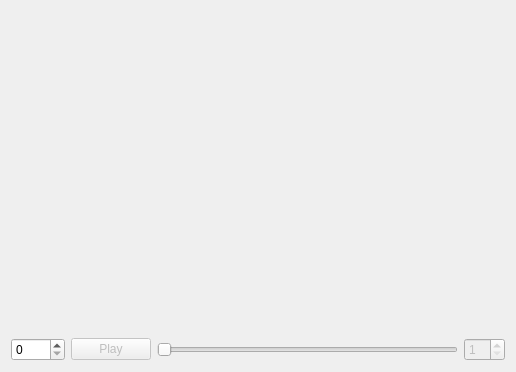
First picture: the form in src/lbaspriteviewer/lbaspriteplayer.ui, repository solarix95/lbaworld, before the edit.
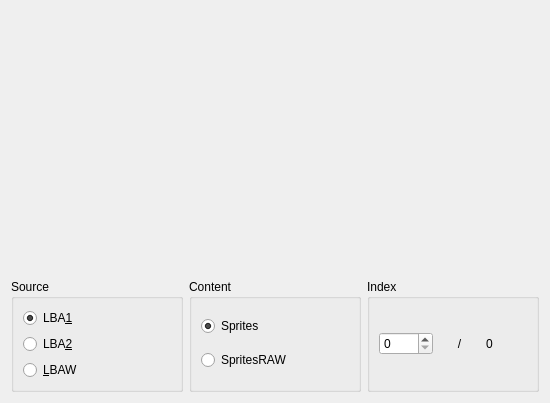
Second picture: the form after the edit.

Commit message: - Supporting LBA2-3D-Models: Vertices, Normals, Bones + Polygones - Supporting LBA2-Sprites

Patch:
```diff
--- a/src/lbaspriteviewer/lbaspriteplayer.ui
+++ b/src/lbaspriteviewer/lbaspriteplayer.ui
@@ -6,8 +6,8 @@
    <rect>
     <x>0</x>
     <y>0</y>
-    <width>516</width>
-    <height>372</height>
+    <width>550</width>
+    <height>403</height>
    </rect>
   </property>
   <property name="windowTitle">
@@ -36,49 +36,95 @@
    <item>
     <layout class="QHBoxLayout" name="horizontalLayout">
      <item>
-      <widget class="QSpinBox" name="spbIndex">
-       <property name="maximum">
-        <number>9999</number>
+      <widget class="QGroupBox" name="groupBox_2">
+       <property name="title">
+        <string>Source</string>
        </property>
+       <layout class="QVBoxLayout" name="verticalLayout_3">
+        <item>
+         <widget class="QRadioButton" name="btnLba1">
+          <property name="text">
+           <string>LBA&amp;1</string>
+          </property>
+          <property name="checked">
+           <bool>true</bool>
+          </property>
+         </widget>
+        </item>
+        <item>
+         <widget class="QRadioButton" name="btnLba2">
+          <property name="text">
+           <string>LBA&amp;2</string>
+          </property>
+         </widget>
+        </item>
+        <item>
+         <widget class="QRadioButton" name="btnLbaw">
+          <property name="text">
+           <string>&amp;LBAW</string>
+          </property>
+         </widget>
+        </item>
+       </layout>
       </widget>
      </item>
      <item>
-      <widget class="QPushButton" name="btnPlay">
-       <property name="enabled">
-        <bool>false</bool>
+      <widget class="QGroupBox" name="groupBox">
+       <property name="title">
+        <string>Content</string>
        </property>
-       <property name="text">
-        <string>Play</string>
-       </property>
+       <layout class="QVBoxLayout" name="verticalLayout_4">
+        <item>
+         <widget class="QRadioButton" name="btnSprites">
+          <property name="text">
+           <string>Sprites</string>
+          </property>
+          <property name="checked">
+           <bool>true</bool>
+          </property>
+         </widget>
+        </item>
+        <item>
+         <widget class="QRadioButton" name="btnSpritesRaw">
+          <property name="text">
+           <string>SpritesRAW</string>
+          </property>
+         </widget>
+        </item>
+       </layout>
       </widget>
      </item>
      <item>
-      <widget class="QSlider" name="sldFrame">
-       <property name="enabled">
-        <bool>false</bool>
+      <widget class="QGroupBox" name="groupBox_3">
+       <property name="title">
+        <string>Index</string>
        </property>
-       <property name="minimum">
-        <number>0</number>
-       </property>
-       <property name="pageStep">
-        <number>1</number>
-       </property>
-       <property name="value">
-        <number>0</number>
-       </property>
-       <property name="orientation">
-        <enum>Qt::Horizontal</enum>
-       </property>
-      </widget>
-     </item>
-     <item>
-      <widget class="QSpinBox" name="spbFps">
-       <property name="enabled">
-        <bool>false</bool>
-       </property>
-       <property name="minimum">
-        <number>1</number>
-       </property>
+       <layout class="QHBoxLayout" name="horizontalLayout_2">
+        <item>
+         <widget class="QSpinBox" name="spbIndex">
+          <property name="maximum">
+           <number>9999</number>
+          </property>
+         </widget>
+        </item>
+        <item>
+         <widget class="QLabel" name="label">
+          <property name="text">
+           <string>/</string>
+          </property>
+          <property name="alignment">
+           <set>Qt::AlignCenter</set>
+          </property>
+         </widget>
+        </item>
+        <item>
+         <widget class="QLabel" name="lblCount">
+          <property name="text">
+           <string>0</string>
+          </property>
+         </widget>
+        </item>
+       </layout>
       </widget>
      </item>
     </layout>
```
The commit also changes 13 other files.
